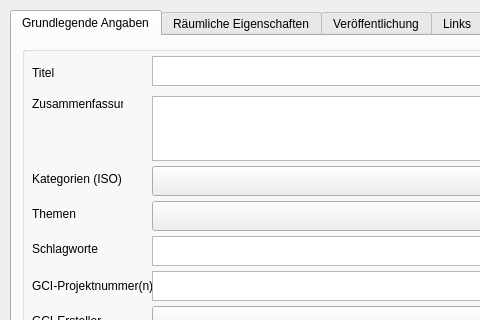
This is pg_metadata/resources/ui/edit_metadata_dialog.ui in effjot/qgis-pgmetadata-plugin as Qt 5 draws it before an edit; both pictures show x 0 to 480 and y 0 to 320 of the 633 by 436 pixel window. The edited form follows.
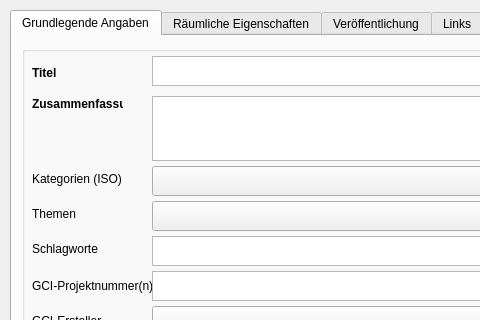
This is the edited form. Custom widgets are drawn as their Qt base class.

Commit message: Edit dialog: create new metadata record for layer without metadata

Patch:
```diff
--- a/pg_metadata/resources/ui/edit_metadata_dialog.ui
+++ b/pg_metadata/resources/ui/edit_metadata_dialog.ui
@@ -85,6 +85,12 @@
         <height>16</height>
        </rect>
       </property>
+      <property name="font">
+       <font>
+        <weight>75</weight>
+        <bold>true</bold>
+       </font>
+      </property>
       <property name="text">
        <string>Zusammenfassung</string>
       </property>
@@ -156,6 +162,12 @@
         <height>13</height>
        </rect>
       </property>
+      <property name="font">
+       <font>
+        <weight>75</weight>
+        <bold>true</bold>
+       </font>
+      </property>
       <property name="text">
        <string>Titel</string>
       </property>
```
The commit also changes 4 other files.
